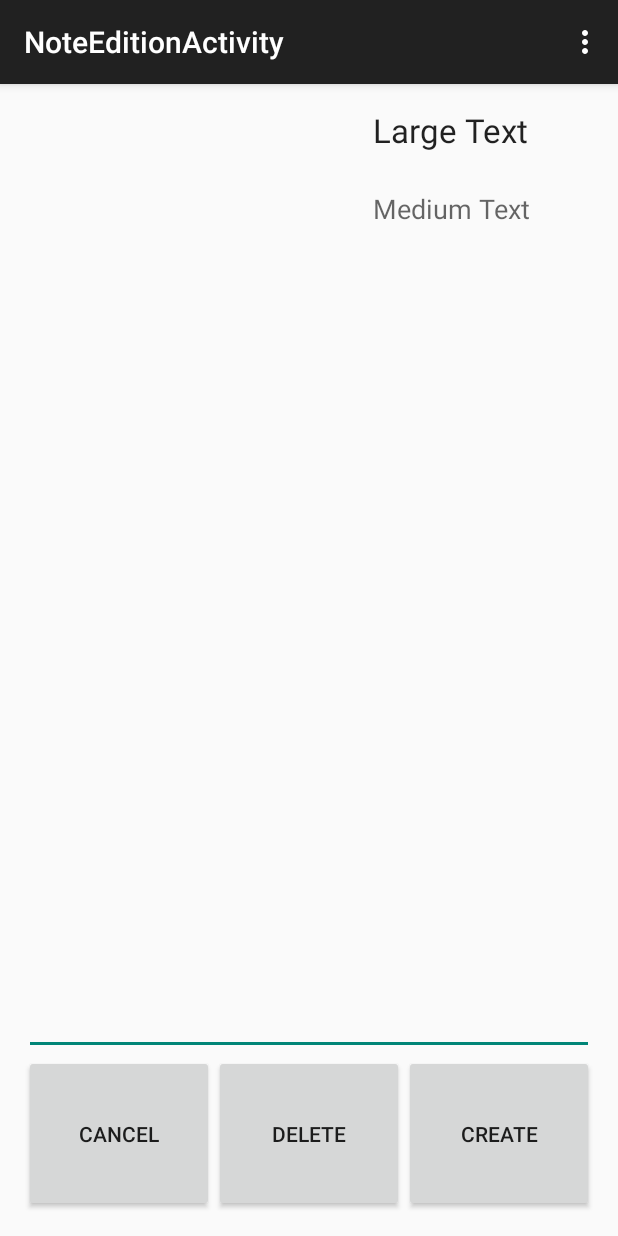
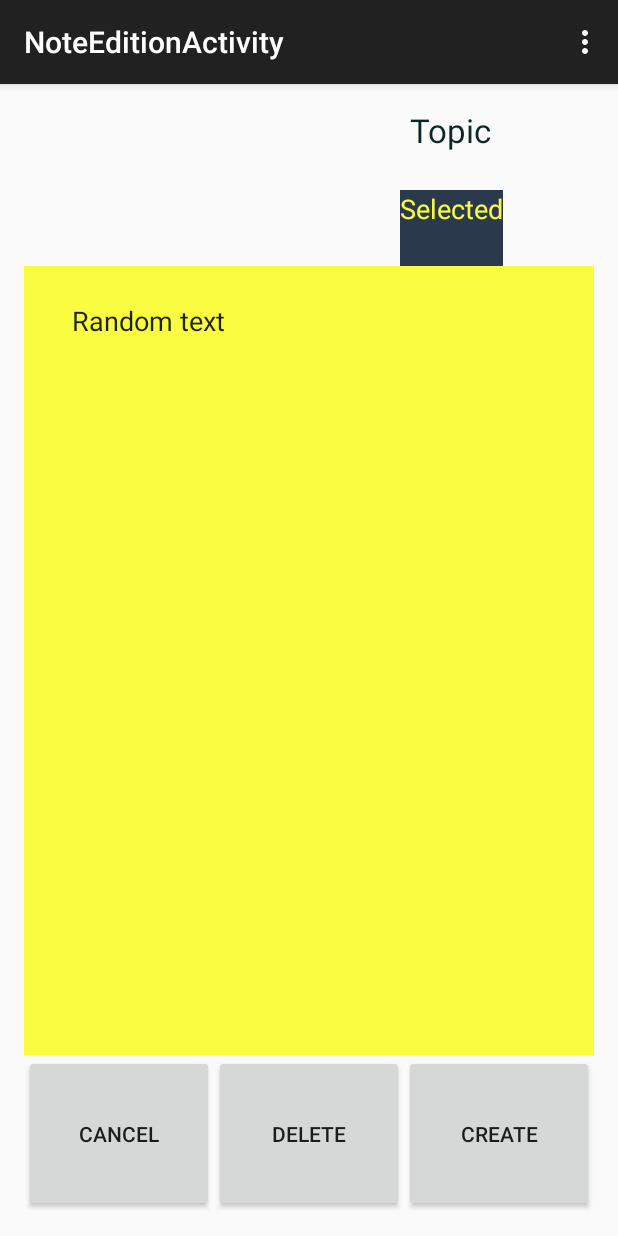
Before and after one commit to Kabum42/Notepad, an Android app: the NoteEditionActivity screen opened directly, with no data from a screen before it, on a phone screen of 412 x 824 dp. Run offline under Robolectric (Android 15) with nearby library versions, the phone set to English and light mode, and no system bars.

Commit message:
More stylah

```diff
--- a/SimpleNotes/app/src/main/res/layout/activity_note_edition.xml
+++ b/SimpleNotes/app/src/main/res/layout/activity_note_edition.xml
@@ -31,7 +31,8 @@
                 android:layout_width="wrap_content"
                 android:layout_height="wrap_content"
                 android:textAppearance="?android:attr/textAppearanceLarge"
-                android:text="Large Text"
+                android:text="Topic"
+                android:textColor="#ff0b2727"
                 android:id="@+id/textView"
                 android:layout_gravity="center_horizontal"
                 android:layout_weight="1" />
@@ -40,7 +41,9 @@
                 android:layout_width="wrap_content"
                 android:layout_height="wrap_content"
                 android:textAppearance="?android:attr/textAppearanceMedium"
-                android:text="Medium Text"
+                android:text="Selected"
+                android:background="#db0a1a30"
+                android:textColor="#fff9fc41"
                 android:id="@+id/textView2"
                 android:layout_gravity="center_horizontal"
                 android:layout_weight="1" />
@@ -52,6 +55,12 @@
         android:layout_width="match_parent"
         android:layout_height="match_parent"
         android:id="@+id/textInNote"
+        android:text="Random text"
+        android:textAlignment="gravity"
+        android:gravity="top"
+        android:paddingLeft="32dp"
+        android:paddingTop="24dp"
+        android:background="#fff9fc41"
         android:layout_weight=".25" />
 
     <LinearLayout
```
Also changed, not shown: SimpleNotes/app/src/main/res/layout-land/activity_editor.xml (+6 -7 lines).
